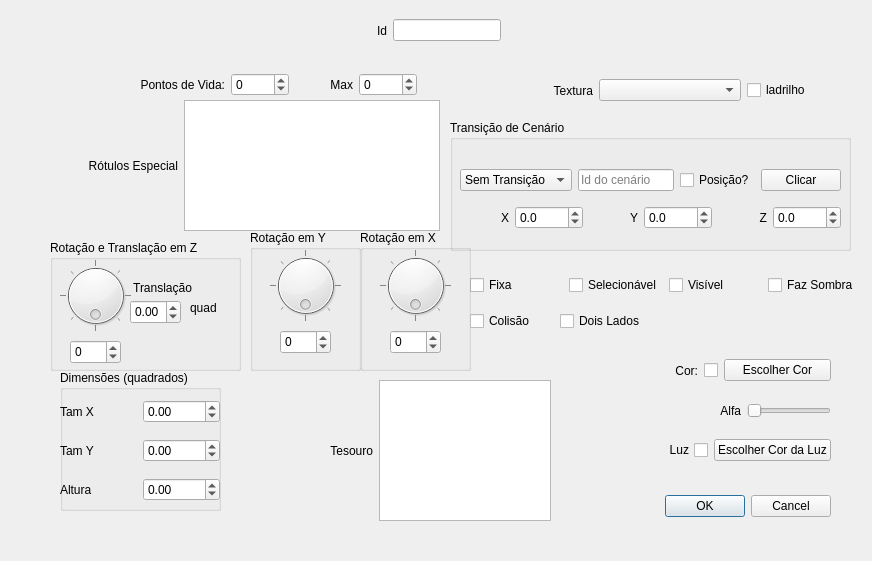
First picture: the form in ifg/qt/ui/forma.ui, repository matferib/tabuleiro-virtual, before the edit.
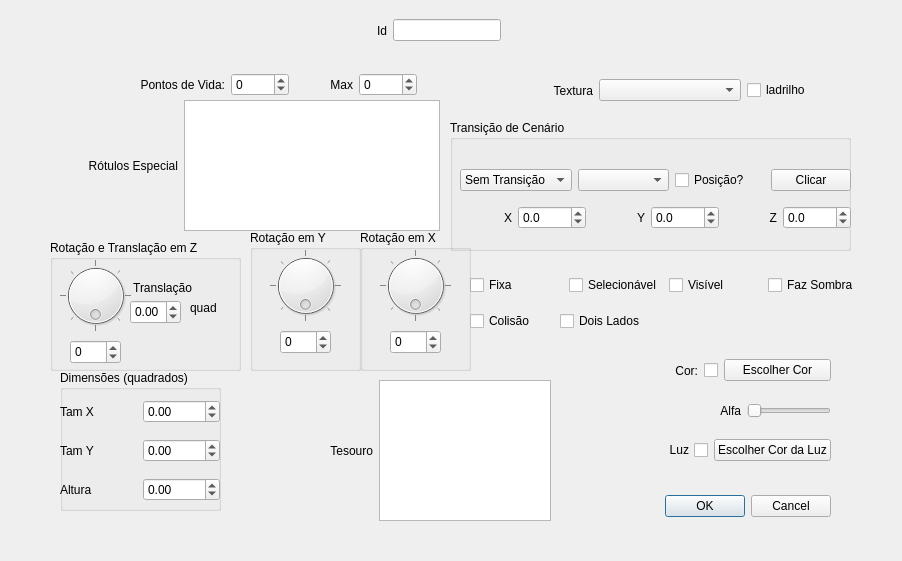
Second picture: the form after the edit.

Commit message: lsita de cenarios na ui de forma

What changed in the file:
```diff
--- a/ifg/qt/ui/forma.ui
+++ b/ifg/qt/ui/forma.ui
@@ -6,7 +6,7 @@
    <rect>
     <x>0</x>
     <y>0</y>
-    <width>872</width>
+    <width>902</width>
     <height>561</height>
    </rect>
   </property>
@@ -767,7 +767,7 @@
      <rect>
       <x>10</x>
       <y>40</y>
-      <width>381</width>
+      <width>391</width>
       <height>80</height>
      </rect>
     </property>
@@ -794,11 +794,7 @@
         </widget>
        </item>
        <item>
-        <widget class="QLineEdit" name="linha_transicao_cenario">
-         <property name="placeholderText">
-          <string>Id do cenário</string>
-         </property>
-        </widget>
+        <widget class="QComboBox" name="combo_id_cenario"/>
        </item>
        <item>
         <widget class="QCheckBox" name="checkbox_transicao_posicao">
```
Left out of the diff: 1 changed line with no effect on the pictures. The commit also changes 5 other files.
